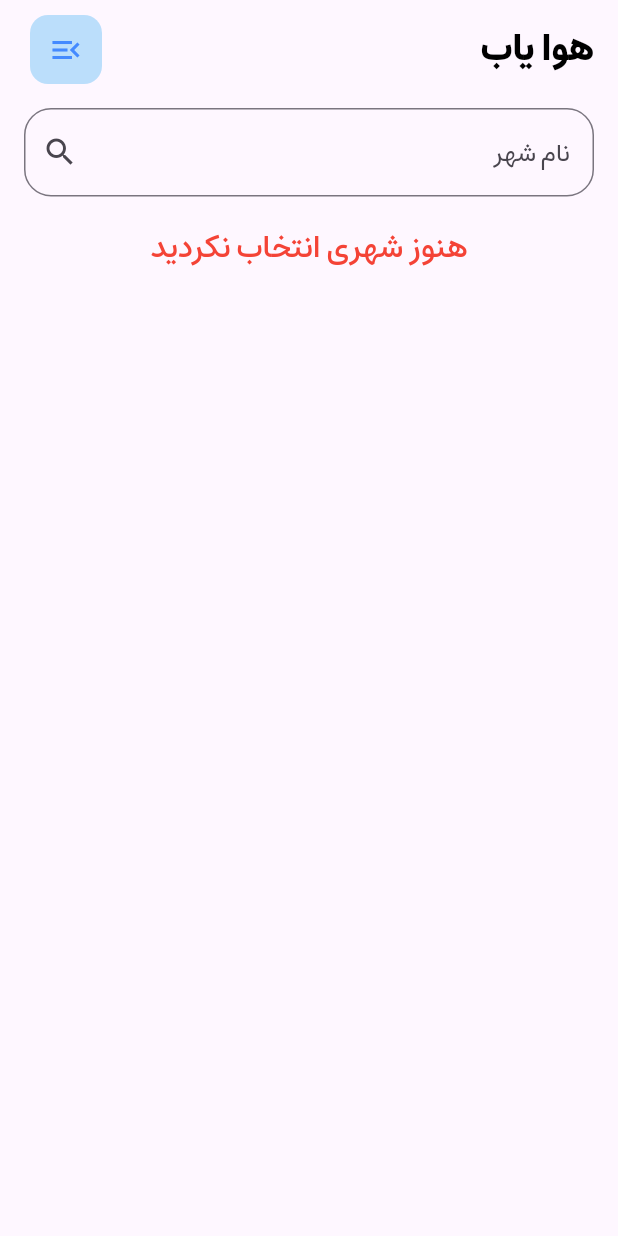
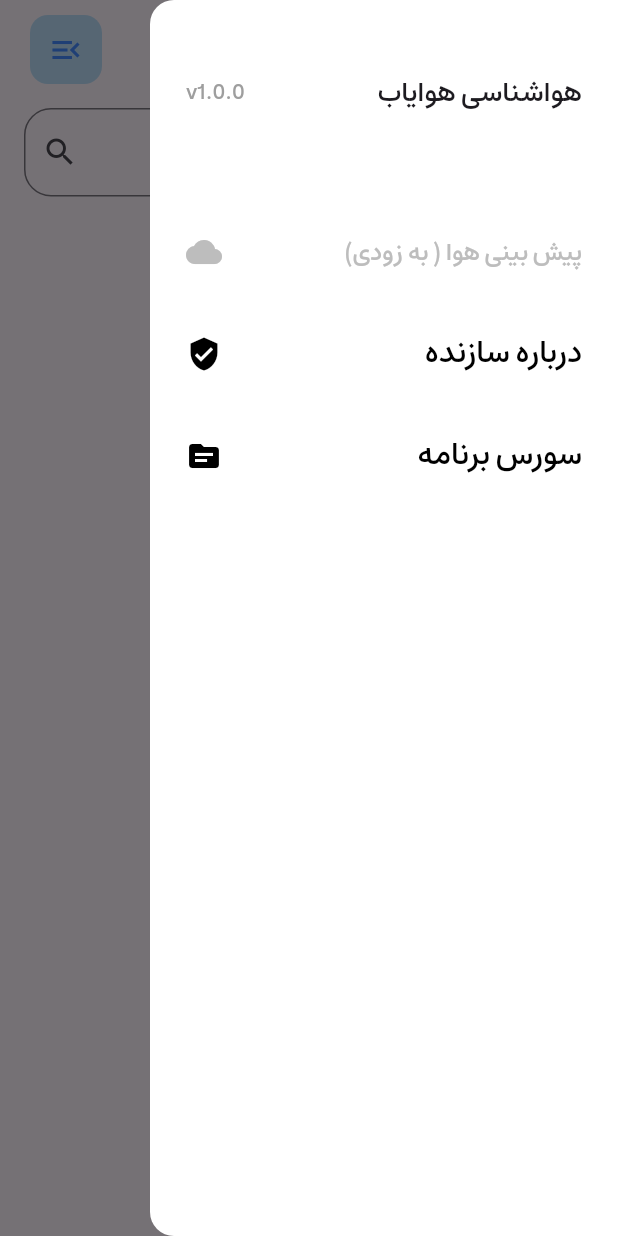
Before and after one commit to ardavan8102/weather_app, a Flutter app: the screen it shows after launch, with the side drawer open (before the commit the screen has no drawer), on a phone screen of 412 x 824 dp. Run offline on Flutter 3.47's test engine with Material 3 defaults, Android fonts, the phone set to English and light mode, and no system bars.

Commit message:
sidebar created

```diff
--- /dev/null
+++ b/lib/extentions/url_extention.dart
@@ -0,0 +1,8 @@
+import 'package:url_launcher/url_launcher.dart';
+
+LaunchURLBrowser(String url) async {
+  var _url = Uri.parse(url);
+  if (!await launchUrl(_url, mode: LaunchMode.externalApplication)) {
+              throw Exception('Could not launch $_url');
+      }
+}
--- a/lib/screens/weather_screen.dart
+++ b/lib/screens/weather_screen.dart
@@ -1,4 +1,5 @@
 import 'package:HavaYab/extentions/string_extenction.dart';
+import 'package:HavaYab/extentions/url_extention.dart';
 import 'package:flutter/material.dart';
 import 'package:provider/provider.dart';
 import 'package:HavaYab/providers/weather_provider.dart';
@@ -20,6 +21,113 @@ class _WeatherScreenState extends State<WeatherScreen> {
     return Directionality(
       textDirection: TextDirection.rtl,
       child: Scaffold(
+        // Sidebar
+        drawer: Drawer(
+          backgroundColor: Colors.white,
+          width: MediaQuery.of(context).size.width - 100,
+          child: ListView(
+            padding: EdgeInsets.zero,
+            children: [
+              SizedBox(
+                height: 100,
+                child: Container(
+                  margin: EdgeInsets.only(top: 24),
+                  padding: EdgeInsetsGeometry.all(24.0),
+                  child: Row(
+                    crossAxisAlignment: CrossAxisAlignment.center,
+                    mainAxisAlignment: MainAxisAlignment.spaceBetween,
+                    children: [
+                      Text(
+                        'هواشناسی هوایاب',
+                        style: TextStyle(
+                          fontSize: 18.0,
+                          fontWeight: FontWeight.w500,
+                        ),
+                      ),
+
+                      Text(
+                        'v1.0.0',
+                        style: TextStyle(
+                          fontSize: 14.0,
+                          fontWeight: FontWeight.w500,
+                          color: Colors.grey
+                        ),
+                      ),
+                    ],
+                  ),
+                ),
+              ),
+
+              SizedBox(height: 16),
+
+              Container(
+                padding: EdgeInsets.all(24),
+                child: Column(
+                  crossAxisAlignment: CrossAxisAlignment.start,
+                  mainAxisAlignment: MainAxisAlignment.start,
+                  children: [
+                    ListTile(
+                      onTap: () {},
+                      trailing: Icon(
+                        Icons.cloud,
+                        color: Colors.grey.shade400,
+                      ),
+                      contentPadding: EdgeInsets.all(0),
+                      title: Text("پیش بینی هوا ( به زودی)"),
+                      titleTextStyle: TextStyle(
+                        color: Colors.grey.shade400,
+                        fontSize: 16,
+                        fontFamily: "Estedad",
+                        fontWeight: FontWeight.w500
+                      ),
+                    ),
+
+                    SizedBox(height: 12),
+
+                    ListTile(
+                      onTap: () async {
+                        await LaunchURLBrowser('https://ardavaneskandari.ir/');
+                      },
+                      trailing: Icon(
+                        Icons.verified_user,
+                        color: Colors.black,
+                      ),
+                      contentPadding: EdgeInsets.all(0),
+                      title: Text("درباره سازنده"),
+                      titleTextStyle: TextStyle(
+                        color: Colors.black,
+                        fontFamily: "Estedad",
+                        fontSize: 20,
+                        fontWeight: FontWeight.w500
+                      ),
+                    ),
+
+                    SizedBox(height: 12),
+
+                    ListTile(
+                      onTap: () async {
+                        await LaunchURLBrowser('https://github.com/ardavan8102/weather_app');
+                      },
+                      trailing: Icon(
+                        Icons.source,
+                        color: Colors.black,
+                      ),
+                      contentPadding: EdgeInsets.all(0),
+                      title: Text("سورس برنامه"),
+                      titleTextStyle: TextStyle(
+                        color: Colors.black,
+                        fontFamily: "Estedad",
+                        fontSize: 20,
+                        fontWeight: FontWeight.w500
+                      ),
+                    ),
+                  ],
+                ),
+              ),
+            ],
+
+          ),
+        ),
         appBar: PreferredSize(
           preferredSize: Size.fromHeight(kToolbarHeight),
           child: SafeArea(
@@ -27,6 +135,7 @@ class _WeatherScreenState extends State<WeatherScreen> {
             top: false,
             minimum: EdgeInsets.only(top: 10),
             child: AppBar(
+              automaticallyImplyLeading: false,
               title: Text('هوا یاب'),
               titleTextStyle: TextStyle(
                 fontSize: 24,
@@ -44,18 +153,23 @@ class _WeatherScreenState extends State<WeatherScreen> {
                           color: Colors.blue.shade100,
                           borderRadius: BorderRadius.circular(12),
                         ),
-                        child: IconButton(
-                          onPressed: () {},
-                          icon: Icon(
-                            Icons.menu_open_sharp,
-                            color: Colors.blueAccent,
-                          )
+                        child: Builder(
+                          builder: (context) {
+                            return IconButton(
+                              onPressed: () {
+                                Scaffold.of(context).openDrawer();
+                              },
+                              icon: Icon(
+                                Icons.menu_open_sharp,
+                                color: Colors.blueAccent,
+                              )
+                            );
+                          },
                         ),
                       ),
                     ],
                   ),
                 ),
-
               ],
             ),
           ),
--- a/pubspec.yaml
+++ b/pubspec.yaml
@@ -33,6 +33,7 @@ dependencies:
     sdk: flutter
   http: ^1.5.0
   provider: ^6.1.5+1
+  url_launcher: ^6.3.2
 
 dev_dependencies:
   flutter_launcher_icons: ^0.14.3
```
Also changed, not shown: pubspec.lock.
